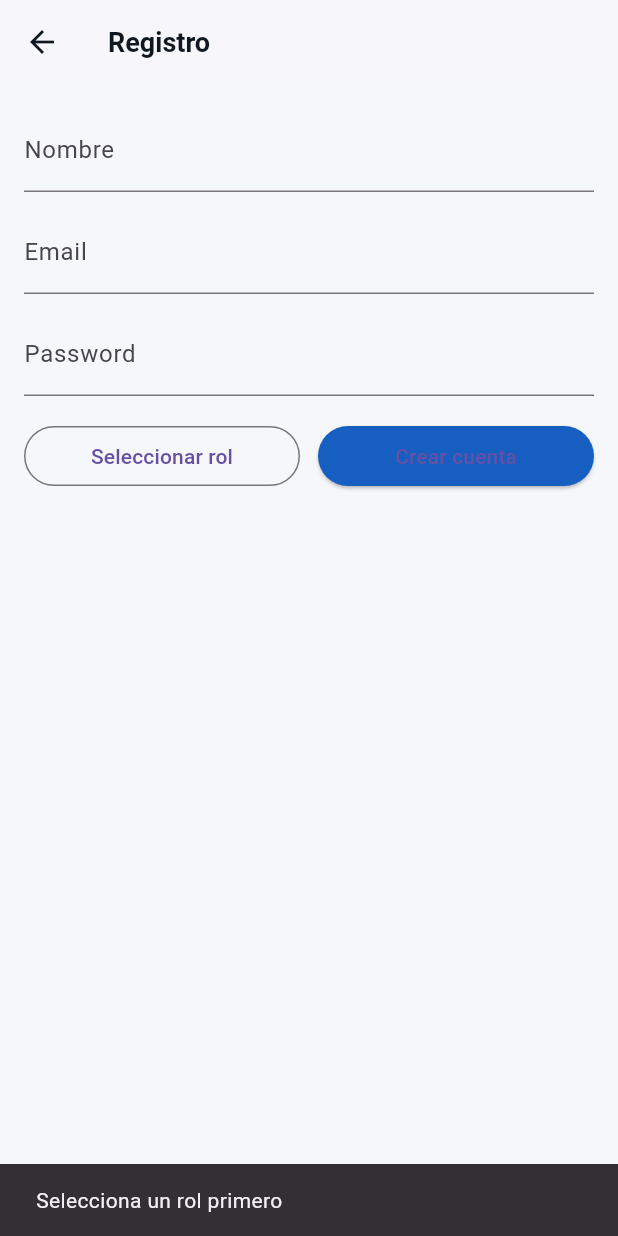
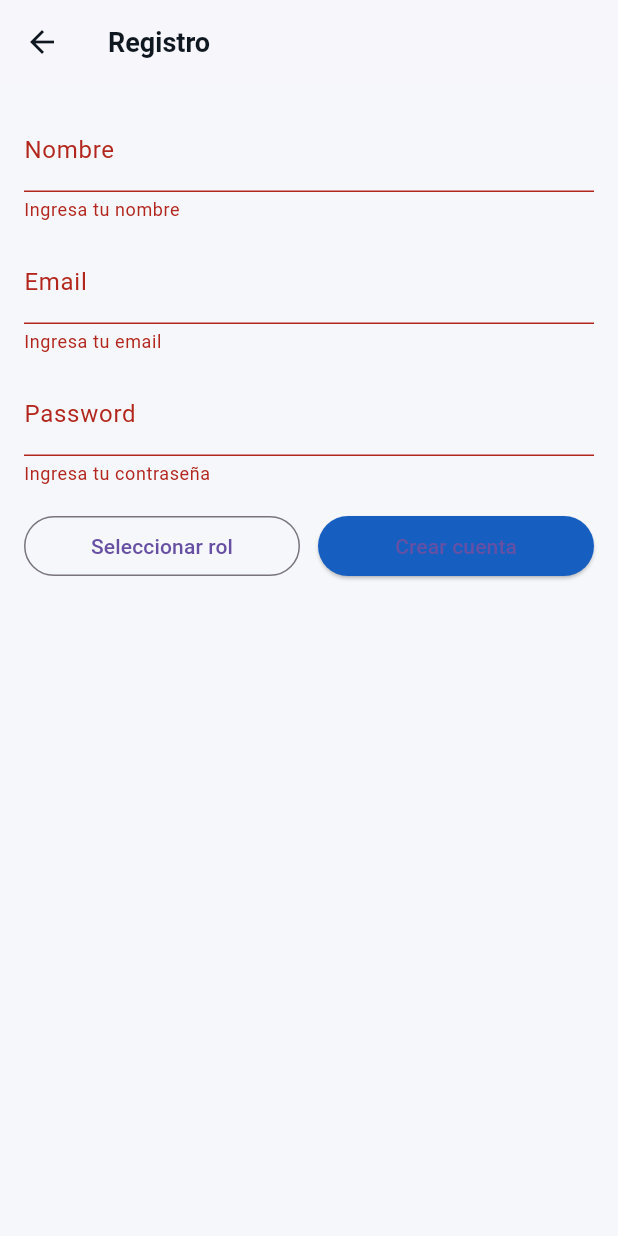
Before and after one commit to iBorsti/ishop, a Flutter app: the RegisterScreen screen opened by its route, after a tap on "Crear cuenta", on a phone screen of 412 x 824 dp. Run offline on Flutter 3.47's test engine with Material 3 defaults, Android fonts, the phone set to English and light mode, and no system bars; our stand-ins replace flutter_riverpod, shared_preferences; accounts and stored records are empty.

Commit message:
Añadir validaciones en el registro y inicio de sesión; mejorar la navegación en AuthGate y permitir acceso a la pantalla de inicio para usuarios no autenticados. Mejorar diseño de tarjetas de productos con iconos y botones de acción.

```diff
--- a/lib/core/auth/services/auth_service.dart
+++ b/lib/core/auth/services/auth_service.dart
@@ -4,6 +4,14 @@ import 'dart:math';
 import 'package:shared_preferences/shared_preferences.dart';
 
 import '../models/app_user.dart';
+
+class AuthException implements Exception {
+  final String message;
+  const AuthException(this.message);
+
+  @override
+  String toString() => message;
+}
 
 class AuthService {
   static const _kUserKey = 'auth_user_raw';
@@ -27,6 +35,13 @@ class AuthService {
     required String password,
     required UserRole role,
   }) async {
+    if (name.trim().isEmpty) throw const AuthException('Ingresa tu nombre');
+    if (!_isValidEmail(email)) {
+      throw const AuthException('Email no válido');
+    }
+    if (password.length < 4) {
+      throw const AuthException('Contraseña demasiado corta');
+    }
     await Future.delayed(const Duration(milliseconds: 350));
     final id =
         'u_${DateTime.now().millisecondsSinceEpoch}_${Random().nextInt(999)}';
@@ -39,6 +54,12 @@ class AuthService {
     required String email,
     required String password,
   }) async {
+    if (!_isValidEmail(email)) {
+      throw const AuthException('Email no válido');
+    }
+    if (password.length < 4) {
+      throw const AuthException('Contraseña demasiado corta');
+    }
     await Future.delayed(const Duration(milliseconds: 320));
     final prefs = await SharedPreferences.getInstance();
     final raw = prefs.getString(_kUserKey);
@@ -65,4 +86,6 @@ class AuthService {
     final prefs = await SharedPreferences.getInstance();
     await prefs.setString(_kUserKey, user.toRawJson());
   }
+
+  bool _isValidEmail(String email) => email.contains('@');
 }
--- a/lib/features/auth/screens/login_screen.dart
+++ b/lib/features/auth/screens/login_screen.dart
@@ -2,6 +2,7 @@ import 'package:flutter/material.dart';
 
 import '../../../core/auth/state/auth_controller.dart';
 import '../../../core/theme/app_colors.dart';
+import '../../../core/auth/services/auth_service.dart';
 
 class LoginScreen extends StatefulWidget {
   const LoginScreen({super.key});
@@ -41,8 +42,9 @@ class _LoginScreenState extends State<LoginScreen> {
         password: _passCtrl.text,
       );
     } catch (e) {
+      final msg = e is AuthException ? e.message : 'No se pudo iniciar sesión';
       ScaffoldMessenger.of(context).showSnackBar(
-        const SnackBar(content: Text('No se pudo iniciar sesión')),
+        SnackBar(content: Text(msg)),
       );
     } finally {
       if (mounted) setState(() => _loading = false);
--- a/lib/features/auth/screens/register_screen.dart
+++ b/lib/features/auth/screens/register_screen.dart
@@ -3,6 +3,7 @@ import '../../../core/auth/state/auth_controller.dart';
 import '../../../core/theme/app_colors.dart';
 import '../role_selector_screen.dart';
 import '../../../core/auth/models/app_user.dart';
+import '../../../core/auth/services/auth_service.dart';
 
 class RegisterScreen extends StatefulWidget {
   const RegisterScreen({super.key});
@@ -12,6 +13,7 @@ class RegisterScreen extends StatefulWidget {
 }
 
 class _RegisterScreenState extends State<RegisterScreen> {
+  final _formKey = GlobalKey<FormState>();
   final _nameCtrl = TextEditingController();
   final _emailCtrl = TextEditingController();
   final _passCtrl = TextEditingController();
@@ -28,6 +30,8 @@ class _RegisterScreenState extends State<RegisterScreen> {
   }
 
   Future<void> _create() async {
+    final valid = _formKey.currentState?.validate() ?? false;
+    if (!valid) return;
     if (_selectedRole == null) {
       ScaffoldMessenger.of(context).showSnackBar(
         const SnackBar(content: Text('Selecciona un rol primero')),
@@ -35,13 +39,19 @@ class _RegisterScreenState extends State<RegisterScreen> {
       return;
     }
     setState(() => _loading = true);
+    try {
       await _ctrl.register(
         name: _nameCtrl.text.trim(),
         email: _emailCtrl.text.trim(),
         password: _passCtrl.text,
         role: _selectedRole!,
       );
-    setState(() => _loading = false);
+    } catch (e) {
+      final msg = e is AuthException ? e.message : 'No se pudo registrar';
+      ScaffoldMessenger.of(context).showSnackBar(SnackBar(content: Text(msg)));
+    } finally {
+      if (mounted) setState(() => _loading = false);
+    }
   }
 
   @override
@@ -50,30 +60,45 @@ class _RegisterScreenState extends State<RegisterScreen> {
       appBar: AppBar(title: const Text('Registro')),
       body: Padding(
         padding: const EdgeInsets.all(16),
+        child: Form(
+          key: _formKey,
           child: Column(
             crossAxisAlignment: CrossAxisAlignment.stretch,
             children: [
-            TextField(
+              TextFormField(
                 controller: _nameCtrl,
                 decoration: const InputDecoration(labelText: 'Nombre'),
+                validator: (v) =>
+                    v == null || v.trim().isEmpty ? 'Ingresa tu nombre' : null,
               ),
               const SizedBox(height: 12),
-            TextField(
+              TextFormField(
                 controller: _emailCtrl,
                 decoration: const InputDecoration(labelText: 'Email'),
+                keyboardType: TextInputType.emailAddress,
+                validator: (v) {
+                  if (v == null || v.trim().isEmpty) return 'Ingresa tu email';
+                  if (!v.contains('@')) return 'Email no válido';
+                  return null;
+                },
               ),
               const SizedBox(height: 12),
-            TextField(
+              TextFormField(
                 controller: _passCtrl,
                 decoration: const InputDecoration(labelText: 'Password'),
                 obscureText: true,
+                validator: (v) {
+                  if (v == null || v.isEmpty) return 'Ingresa tu contraseña';
+                  if (v.length < 4) return 'Mínimo 4 caracteres';
+                  return null;
+                },
               ),
               const SizedBox(height: 16),
               Row(
                 children: [
                   Expanded(
                     child: OutlinedButton(
-                    onPressed: _pickRole,
+                      onPressed: _loading ? null : _pickRole,
                       child: Text(
                         _selectedRole == null
                             ? 'Seleccionar rol'
@@ -98,6 +123,7 @@ class _RegisterScreenState extends State<RegisterScreen> {
             ],
           ),
         ),
+      ),
     );
   }
 }
```
Also changed, not shown: lib/core/auth/auth_gate.dart (+18 -1 lines), lib/core/auth/widgets/role_guard.dart (+8 -1 lines), lib/features/buyer/buyer_home_screen.dart (+9 -1 lines), lib/features/buyer/widgets/product_card.dart (+32 -3 lines). Lines whose indentation alone changed are shown as unchanged.
